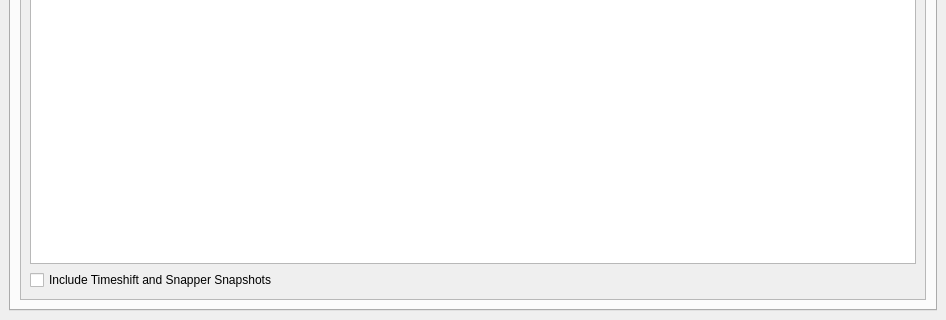
This is btrfs-assistant.ui in nexusriot/btrfs-assistant as Qt 5 draws it before an edit; both pictures show x 0 to 946 and y 397 to 717 of the 946 by 717 pixel window. The edited form follows.
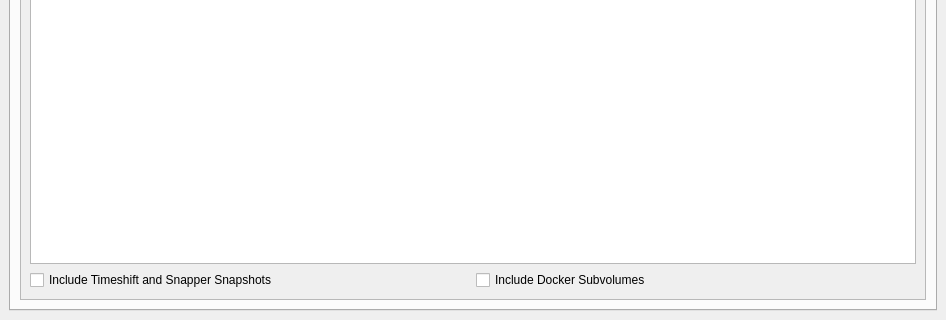
This is the edited form. The open tabs and pages were chosen to show the change. Icons and pictures are not drawn.

Commit message: Hide docker subvolumes by default

```diff
--- a/btrfs-assistant.ui
+++ b/btrfs-assistant.ui
@@ -523,6 +523,8 @@
              </widget>
             </item>
             <item row="2" column="0">
+             <layout class="QHBoxLayout" name="horizontalLayout_includeSubvolumes">
+              <item>
              <widget class="QCheckBox" name="checkBox_subvolIncludeSnapshots">
               <property name="toolTip">
                <string>&lt;html&gt;&lt;head/&gt;&lt;body&gt;&lt;p&gt;Include children subvolumes of .snapshots and timeshift folders.&lt;/p&gt;&lt;/body&gt;&lt;/html&gt;</string>
@@ -534,6 +536,18 @@
                <bool>false</bool>
               </property>
              </widget>
+              </item>
+              <item>
+               <widget class="QCheckBox" name="checkBox_subvolIncludeDocker">
+                <property name="text">
+                 <string>Include Docker Subvolumes</string>
+                </property>
+                <property name="checked">
+                 <bool>false</bool>
+                </property>
+               </widget>
+              </item>
+             </layout>
             </item>
            </layout>
           </widget>
```
Lines whose indentation alone changed are shown as unchanged. The commit also changes 5 other files.
